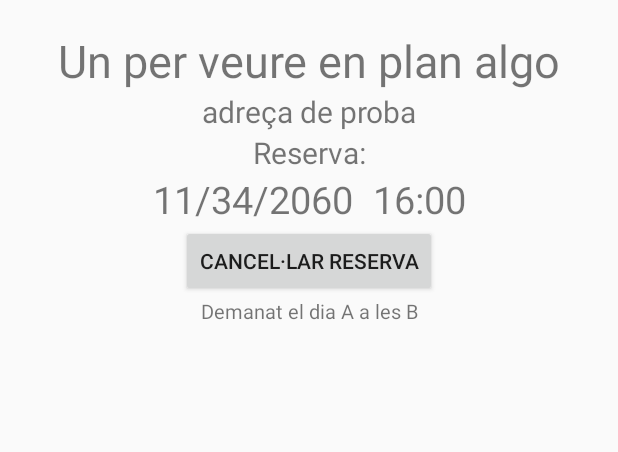
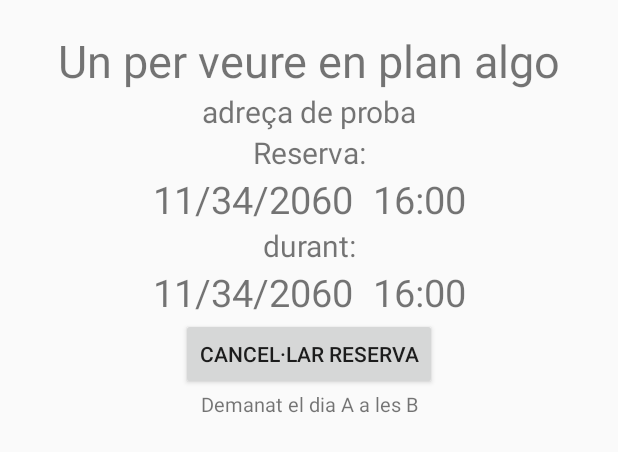
Before and after one commit to ArnauAguilarEmanuel/NensAlParc, an Android app: the layout fragment_my_reservation.xml on its own in the app's theme, with its tools: preview values and no code run, on a phone screen of 412 x 824 dp. Shown: the top 452 px of the screen. Run offline under Robolectric (Android 15) with nearby library versions, the phone set to English and light mode, and no system bars.

```diff
--- a/Hackovid/app/src/main/java/com/apptest/nensalparc/Reservation.kt
+++ b/Hackovid/app/src/main/java/com/apptest/nensalparc/Reservation.kt
@@ -11,6 +11,7 @@ data class Reservation(
     var reservationDate: String?=null,
     var reservationHour: String?=null,
     var reservedDate: String?=null,
-    var reservedHour: String?=null
+    var reservedHour: String?=null,
+    var duration: String?=null
 
 ): Serializable
--- a/Hackovid/app/src/main/java/com/apptest/nensalparc/adapter/HourAdapter.kt
+++ b/Hackovid/app/src/main/java/com/apptest/nensalparc/adapter/HourAdapter.kt
@@ -103,6 +103,7 @@ class HourAdapter : RecyclerView.Adapter<HourAdapter.ViewHolder>(){
             reservation.reservationHour =hour.toString() + ":" + minute
         reservation.reservedDate = date
         reservation.reservedHour = fraction.start.toString()
+        reservation.duration = fraction.duration.toString();
         db.child("Users").child(user.uId.toString()).child("Reservation").setValue(reservation)
     }
 
@@ -138,7 +139,7 @@ class HourAdapter : RecyclerView.Adapter<HourAdapter.ViewHolder>(){
                             if(dataSnapshot.exists()){
                                 var reservedDate = parseDate(dataSnapshot.child("reservedDate").value.toString(),"-")
                                 var reservedHour = parseDate(dataSnapshot.child( "reservedHour").value.toString(),".")
-                                if(datePassed(reservedDate, reservedHour, fraction.duration!!)){
+                                if(datePassed(reservedDate, reservedHour, dataSnapshot.child("duration").value.toString().toInt())){
                                     if(fraction.currentCapacity != fraction.maxCapacity){
                                         makeReservation(fraction);
                                     }
--- a/Hackovid/app/src/main/res/layout/fragment_my_reservation.xml
+++ b/Hackovid/app/src/main/res/layout/fragment_my_reservation.xml
@@ -51,6 +51,22 @@
             android:gravity="center_horizontal"
             android:layout_gravity="center_horizontal"
             />
+        <TextView
+            android:layout_width="match_parent"
+            android:layout_height="wrap_content"
+            android:textSize="20dp"
+            android:text="durant:"
+            android:gravity="center_horizontal"
+            />
+        <TextView
+            android:layout_width="match_parent"
+            android:layout_height="wrap_content"
+            android:id="@+id/text_reservation_date_end"
+            android:textSize="25dp"
+            android:text="11/34/2060  \t16:00"
+            android:gravity="center_horizontal"
+            android:layout_gravity="center_horizontal"
+            />
 
         <Button
             android:layout_width="wrap_content"
```
Also changed, not shown: Hackovid/app/src/main/java/com/apptest/nensalparc/ui/home/HomeFragment.kt (+7 -6 lines), Hackovid/app/src/main/java/com/apptest/nensalparc/ui/myReservation/myReservationFragment.kt (+104 -0 lines).
